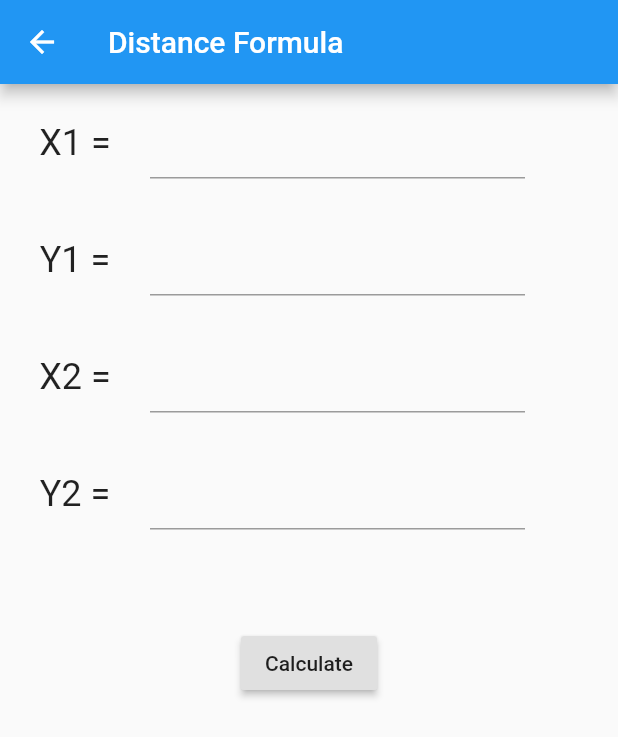
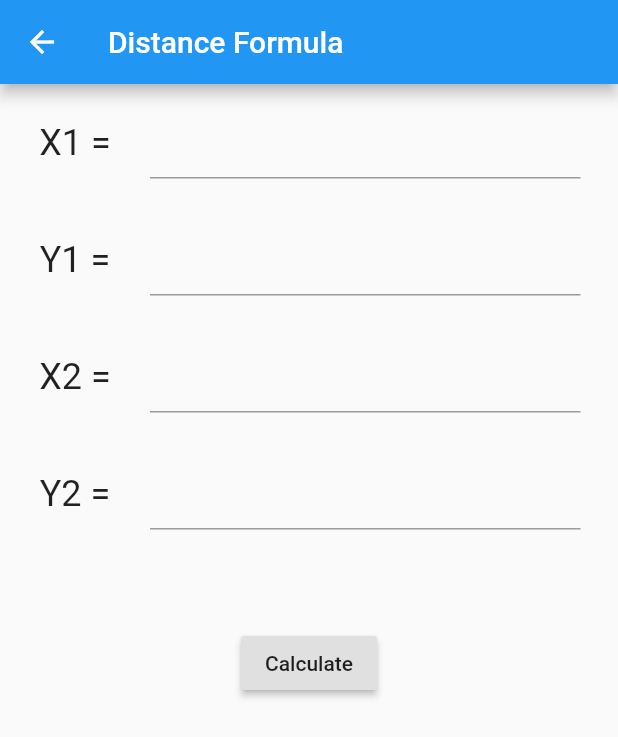
Before and after one commit to McHippy3/equation_solver, a Flutter app: the DistancePage screen opened directly, on a phone screen of 412 x 824 dp. Shown: the top 737 px of the screen. Run offline on Flutter 3.47's test engine with Material 2 defaults, Android fonts, the phone set to English and light mode, and no system bars.

Commit message:
10/30/2018

```diff
--- a/lib/formula_buttons.dart
+++ b/lib/formula_buttons.dart
@@ -4,7 +4,6 @@ import 'quadratic_page.dart';
 import 'pythagorean_page.dart';
 import 'arithmetic_page.dart';
 import 'geometric_page.dart';
-import 'interstitial_ad.dart';
 
 class FormulaButton extends StatelessWidget {
   String buttonText;
--- a/lib/row_textfield.dart
+++ b/lib/row_textfield.dart
@@ -32,10 +32,12 @@ class RowTextFields extends StatelessWidget {
             ),
           ),
         ),
-        Container(
-          padding: const EdgeInsets.symmetric(vertical: 15.0),
-          width: widthTextField,
+        Expanded(
+        child: Container(
+          padding: const EdgeInsets.fromLTRB(0.0,15.0,25.0,15.0),
+          width: widthTextField ,
           child: tf,
+        ),
         ),
       ],
     );
```
Also changed, not shown: lib/interstitial_ad.dart (deleted).
